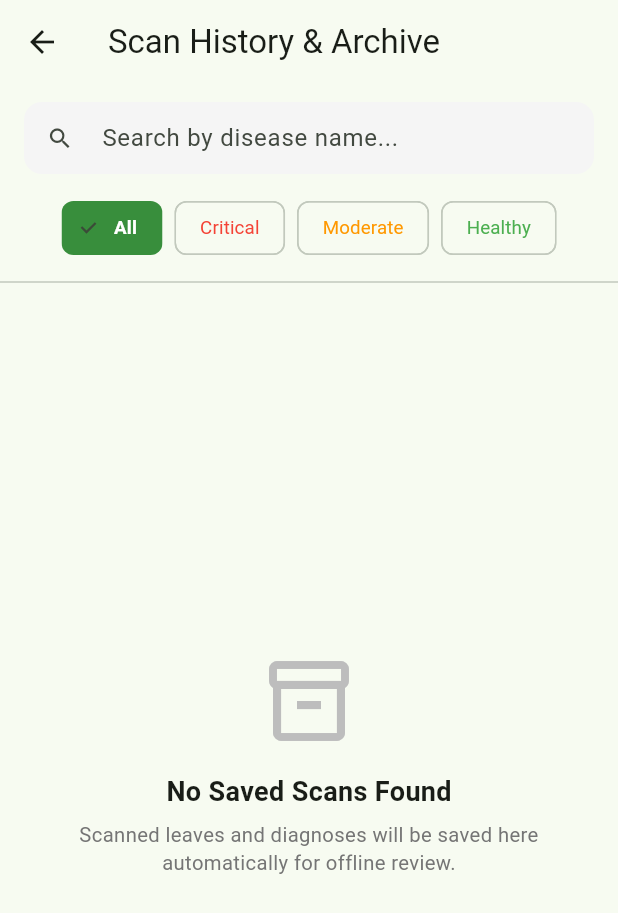
After one commit to ChoyonBonik/cropdoc-ai, a Flutter app: the screen it shows after launch, after a tap on the "history" icon, on a phone screen of 412 x 824 dp. The commit adds this screen. Shown: the top 913 px of the screen. Run offline on Flutter 3.47's test engine with Material 3 defaults, Android fonts, the phone set to English and light mode, and no system bars; our stand-ins replace flutter_markdown, google_generative_ai, image_picker.

Commit message:
feat(history): implement Phase 2 persistent offline scan history, search, and archive

```diff
--- /dev/null
+++ b/lib/models/scan_record.dart
@@ -0,0 +1,36 @@
+/// Represents a saved leaf scan and its clinical diagnosis report.
+class ScanRecord {
+  final String id;
+  final String imagePath;
+  final String diseaseTitle;
+  final String severity; // 'healthy', 'moderate', 'severe'
+  final String diagnosisText;
+  final DateTime timestamp;
+
+  const ScanRecord({
+    required this.id,
+    required this.imagePath,
+    required this.diseaseTitle,
+    required this.severity,
+    required this.diagnosisText,
+    required this.timestamp,
+  });
+
+  Map<String, dynamic> toJson() => {
+        'id': id,
+        'imagePath': imagePath,
+        'diseaseTitle': diseaseTitle,
+        'severity': severity,
+        'diagnosisText': diagnosisText,
+        'timestamp': timestamp.toIso8601String(),
+      };
+
+  factory ScanRecord.fromJson(Map<String, dynamic> json) => ScanRecord(
+        id: json['id'] as String,
+        imagePath: json['imagePath'] as String,
+        diseaseTitle: json['diseaseTitle'] as String,
+        severity: json['severity'] as String? ?? 'moderate',
+        diagnosisText: json['diagnosisText'] as String,
+        timestamp: DateTime.parse(json['timestamp'] as String),
+      );
+}
--- a/lib/screens/dashboard_screen.dart
+++ b/lib/screens/dashboard_screen.dart
@@ -2,7 +2,9 @@ import 'dart:io';
 import 'package:flutter/material.dart';
 import 'package:image_picker/image_picker.dart';
 import '../services/gemini_service.dart';
+import '../services/history_service.dart';
 import '../widgets/diagnosis_report_view.dart';
+import 'history_screen.dart';
 
 class DashboardScreen extends StatefulWidget {
   const DashboardScreen({super.key});
@@ -13,6 +15,7 @@ class DashboardScreen extends StatefulWidget {
 
 class _DashboardScreenState extends State<DashboardScreen> {
   final GeminiDiseaseService _diseaseService = GeminiDiseaseService();
+  final HistoryService _historyService = HistoryService();
   final ImagePicker _picker = ImagePicker();
 
   File? _selectedImage;
@@ -54,6 +57,21 @@ class _DashboardScreenState extends State<DashboardScreen> {
         _diagnosisResult = result;
       });
       debugPrint('[LeafDoctor] Analysis complete.');
+
+      // Save to offline history if result is a valid diagnosis
+      if (!result.startsWith('Error:') &&
+          !result.startsWith('Rate Limit Exceeded') &&
+          !result.startsWith('Network Error') &&
+          !result.startsWith('Gemini AI Error:')) {
+        final title = DiagnosisReportView.extractDiseaseTitle(result);
+        final severity = DiagnosisReportView.determineSeverity(result).name;
+        _historyService.saveScan(
+          imageFile: file,
+          diagnosisText: result,
+          diseaseTitle: title,
+          severity: severity,
+        );
+      }
     } catch (e, stackTrace) {
       debugPrint('[LeafDoctor] Error during pick/analysis: $e\n$stackTrace');
       if (!mounted) return;
@@ -158,6 +176,16 @@ class _DashboardScreenState extends State<DashboardScreen> {
           ],
         ),
         actions: [
+          IconButton(
+            tooltip: 'Scan History & Archive',
+            icon: const Icon(Icons.history_rounded),
+            onPressed: () {
+              Navigator.push(
+                context,
+                MaterialPageRoute(builder: (_) => const HistoryScreen()),
+              );
+            },
+          ),
           if (_selectedImage != null || _diagnosisResult != null)
             IconButton(
               tooltip: 'Reset Scan',
--- /dev/null
+++ b/lib/screens/history_screen.dart
@@ -0,0 +1,410 @@
+import 'dart:io';
+import 'package:flutter/material.dart';
+import '../models/scan_record.dart';
+import '../services/history_service.dart';
+import '../widgets/diagnosis_report_view.dart';
+
+class HistoryScreen extends StatefulWidget {
+  const HistoryScreen({super.key});
+
+  @override
+  State<HistoryScreen> createState() => _HistoryScreenState();
+}
+
+class _HistoryScreenState extends State<HistoryScreen> {
+  final HistoryService _historyService = HistoryService();
+  List<ScanRecord> _records = [];
+  bool _isLoading = true;
+  String _searchQuery = '';
+  String _selectedSeverityFilter = 'all'; // 'all', 'critical', 'moderate', 'healthy'
+
+  @override
+  void initState() {
+    super.initState();
+    _loadHistory();
+  }
+
+  Future<void> _loadHistory() async {
+    setState(() => _isLoading = true);
+    final list = await _historyService.loadRecords();
+    if (!mounted) return;
+    setState(() {
+      _records = list;
+      _isLoading = false;
+    });
+  }
+
+  Future<void> _deleteRecord(ScanRecord record) async {
+    final confirm = await showDialog<bool>(
+      context: context,
+      builder: (ctx) => AlertDialog(
+        title: const Text('Delete Scan?'),
+        content: Text('Remove diagnosis for "${record.diseaseTitle}" from history?'),
+        actions: [
+          TextButton(
+            onPressed: () => Navigator.pop(ctx, false),
+            child: const Text('Cancel'),
+          ),
+          TextButton(
+            style: TextButton.styleFrom(foregroundColor: Colors.red),
+            onPressed: () => Navigator.pop(ctx, true),
+            child: const Text('Delete'),
+          ),
+        ],
+      ),
+    );
+
+    if (confirm == true) {
+      await _historyService.deleteRecord(record.id);
+      _loadHistory();
+      if (!mounted) return;
+      ScaffoldMessenger.of(context).showSnackBar(
+        const SnackBar(content: Text('Scan removed from history')),
+      );
+    }
+  }
+
+  Future<void> _confirmClearAll() async {
+    final confirm = await showDialog<bool>(
+      context: context,
+      builder: (ctx) => AlertDialog(
+        title: const Text('Clear All History?'),
+        content: const Text('This will delete all saved leaf scans and diagnoses from your device.'),
+        actions: [
+          TextButton(
+            onPressed: () => Navigator.pop(ctx, false),
+            child: const Text('Cancel'),
+          ),
+          TextButton(
+            style: TextButton.styleFrom(foregroundColor: Colors.red),
+            onPressed: () => Navigator.pop(ctx, true),
+            child: const Text('Clear All'),
+          ),
+        ],
+      ),
+    );
+
+    if (confirm == true) {
+      await _historyService.clearAll();
+      _loadHistory();
+      if (!mounted) return;
+      ScaffoldMessenger.of(context).showSnackBar(
+        const SnackBar(content: Text('All scan history cleared')),
+      );
+    }
+  }
+
+  List<ScanRecord> get _filteredRecords {
+    return _records.where((record) {
+      final matchesSearch = record.diseaseTitle.toLowerCase().contains(_searchQuery.toLowerCase()) ||
+          record.diagnosisText.toLowerCase().contains(_searchQuery.toLowerCase());
+
+      final matchesFilter = _selectedSeverityFilter == 'all' ||
+          record.severity.toLowerCase() == _selectedSeverityFilter.toLowerCase();
+
+      return matchesSearch && matchesFilter;
+    }).toList();
+  }
+
+  String _formatTimestamp(DateTime dt) {
+    final now = DateTime.now();
+    final difference = now.difference(dt);
+
+    if (difference.inDays == 0) {
+      final hour = dt.hour.toString().padLeft(2, '0');
+      final minute = dt.minute.toString().padLeft(2, '0');
+      return 'Today at $hour:$minute';
+    } else if (difference.inDays == 1) {
+      return 'Yesterday';
+    } else {
+      return '${dt.year}-${dt.month.toString().padLeft(2, '0')}-${dt.day.toString().padLeft(2, '0')}';
+    }
+  }
+
+  Color _getSeverityColor(String severity) {
+    switch (severity.toLowerCase()) {
+      case 'healthy':
+        return Colors.green;
+      case 'severe':
+      case 'critical':
+        return Colors.red;
+      case 'moderate':
+      default:
+        return Colors.orange;
+    }
+  }
+
+  @override
+  Widget build(BuildContext context) {
+    final filtered = _filteredRecords;
+
+    return Scaffold(
+      appBar: AppBar(
+        title: const Text('Scan History & Archive'),
+        actions: [
+          if (_records.isNotEmpty)
+            IconButton(
+              tooltip: 'Clear All History',
+              icon: const Icon(Icons.delete_sweep_outlined),
+              onPressed: _confirmClearAll,
+            ),
+        ],
+      ),
+      body: Column(
+        children: [
+          // Search & Filter Header
+          Padding(
+            padding: const EdgeInsets.fromLTRB(16, 12, 16, 8),
+            child: TextField(
+              decoration: InputDecoration(
+                hintText: 'Search by disease name...',
+                prefixIcon: const Icon(Icons.search),
+                isDense: true,
+                filled: true,
+                fillColor: Colors.grey.shade100,
+                contentPadding:
+                    const EdgeInsets.symmetric(horizontal: 16, vertical: 12),
+                border: OutlineInputBorder(
+                  borderRadius: BorderRadius.circular(12),
+                  borderSide: BorderSide.none,
+                ),
+              ),
+              onChanged: (val) {
+                setState(() => _searchQuery = val);
+              },
+            ),
+          ),
+
+          // Severity Filter Chips
+          SingleChildScrollView(
+            scrollDirection: Axis.horizontal,
+            padding: const EdgeInsets.symmetric(horizontal: 16, vertical: 4),
+            child: Row(
+              children: [
+                _buildFilterChip('All', 'all'),
+                const SizedBox(width: 8),
+                _buildFilterChip('Critical', 'severe', color: Colors.red),
+                const SizedBox(width: 8),
+                _buildFilterChip('Moderate', 'moderate', color: Colors.orange),
+                const SizedBox(width: 8),
+                _buildFilterChip('Healthy', 'healthy', color: Colors.green),
+              ],
+            ),
+          ),
+
+          const Divider(height: 16),
+
+          // Records Feed
+          Expanded(
+            child: _buildFeedContent(filtered),
+          ),
+        ],
+      ),
+    );
+  }
+
+  Widget _buildFeedContent(List<ScanRecord> filtered) {
+    if (_isLoading) {
+      return const Center(
+        child: CircularProgressIndicator(color: Colors.green),
+      );
+    }
+
+    if (filtered.isEmpty) {
+      return _buildEmptyState();
+    }
+
+    return ListView.builder(
+      padding: const EdgeInsets.symmetric(horizontal: 16, vertical: 8),
+      itemCount: filtered.length,
+      itemBuilder: (context, index) {
+        final record = filtered[index];
+        final color = _getSeverityColor(record.severity);
+
+        return Card(
+          elevation: 1.5,
+          margin: const EdgeInsets.only(bottom: 12),
+          shape: RoundedRectangleBorder(
+            borderRadius: BorderRadius.circular(14),
+          ),
+          clipBehavior: Clip.antiAlias,
+          child: InkWell(
+            onTap: () => _openDetail(record),
+            child: Padding(
+              padding: const EdgeInsets.all(12.0),
+              child: Row(
+                children: [
+                  // Image Thumbnail
+                  ClipRRect(
+                    borderRadius: BorderRadius.circular(10),
+                    child: Container(
+                      width: 72,
+                      height: 72,
+                      color: Colors.grey.shade200,
+                      child: File(record.imagePath).existsSync()
+                          ? Image.file(
+                              File(record.imagePath),
+                              fit: BoxFit.cover,
+                            )
+                          : Icon(
+                              Icons.image_not_supported_outlined,
+                              color: Colors.grey.shade500,
+                            ),
+                    ),
+                  ),
+                  const SizedBox(width: 14),
+
+                  // Details
+                  Expanded(
+                    child: Column(
+                      crossAxisAlignment: CrossAxisAlignment.start,
+                      children: [
+                        Text(
+                          record.diseaseTitle,
+                          maxLines: 1,
+                          overflow: TextOverflow.ellipsis,
+                          style: const TextStyle(
+                            fontSize: 15.5,
+                            fontWeight: FontWeight.bold,
+                          ),
+                        ),
+                        const SizedBox(height: 4),
+                        Row(
+                          children: [
+                            Container(
+                              padding: const EdgeInsets.symmetric(
+                                horizontal: 6,
+                                vertical: 2,
+                              ),
+                              decoration: BoxDecoration(
+                                color: color.withValues(alpha: 0.15),
+                                borderRadius: BorderRadius.circular(4),
+                              ),
+                              child: Text(
+                                record.severity.toUpperCase(),
+                                style: TextStyle(
+                                  fontSize: 10,
+                                  fontWeight: FontWeight.bold,
+                                  color: color,
+                                ),
+                              ),
+                            ),
+                            const SizedBox(width: 8),
+                            Text(
+                              _formatTimestamp(record.timestamp),
+                              style: TextStyle(
+                                fontSize: 12,
+                                color: Colors.grey.shade600,
+                              ),
+                            ),
+                          ],
+                        ),
+                      ],
+                    ),
+                  ),
+
+                  // Delete Button
+                  IconButton(
+                    tooltip: 'Delete scan',
+                    icon: const Icon(Icons.delete_outline, size: 20),
+                    color: Colors.grey.shade600,
+                    onPressed: () => _deleteRecord(record),
+                  ),
+                ],
+              ),
+            ),
+          ),
+        );
+      },
+    );
+  }
+
+  Widget _buildFilterChip(String label, String value, {Color? color}) {
+    final isSelected = _selectedSeverityFilter == value;
+    return ChoiceChip(
+      label: Text(label),
+      selected: isSelected,
+      labelStyle: TextStyle(
+        fontSize: 12.5,
+        fontWeight: isSelected ? FontWeight.bold : FontWeight.normal,
+        color: isSelected
+            ? Colors.white
+            : (color ?? Colors.black87),
+      ),
+      selectedColor: color ?? Colors.green.shade700,
+      onSelected: (selected) {
+        if (selected) {
+          setState(() => _selectedSeverityFilter = value);
+        }
+      },
+    );
+  }
+
+  Widget _buildEmptyState() {
+    return Center(
+      child: Padding(
+        padding: const EdgeInsets.all(32.0),
+        child: Column(
+          mainAxisAlignment: MainAxisAlignment.center,
+          children: [
+            Icon(Icons.inventory_2_outlined, size: 64, color: Colors.grey.shade400),
+            const SizedBox(height: 16),
+            const Text(
+              'No Saved Scans Found',
+              style: TextStyle(fontSize: 18, fontWeight: FontWeight.bold),
+            ),
+            const SizedBox(height: 6),
+            Text(
+              _searchQuery.isNotEmpty
+                  ? 'No results match "$_searchQuery". Try a different keyword.'
+                  : 'Scanned leaves and diagnoses will be saved here automatically for offline review.',
+              textAlign: TextAlign.center,
+              style: TextStyle(fontSize: 13.5, color: Colors.grey.shade600),
+            ),
+          ],
+        ),
+      ),
+    );
+  }
+
+  void _openDetail(ScanRecord record) {
+    Navigator.push(
+      context,
+      MaterialPageRoute(
+        builder: (_) => Scaffold(
+          appBar: AppBar(
+            title: Text(record.diseaseTitle),
+          ),
+          body: SafeArea(
+            child: SingleChildScrollView(
+              padding: const EdgeInsets.all(16.0),
+              child: Column(
+                crossAxisAlignment: CrossAxisAlignment.stretch,
+                children: [
+                  // Full Image Preview
+                  if (File(record.imagePath).existsSync())
+                    Card(
+                      clipBehavior: Clip.antiAlias,
+                      shape: RoundedRectangleBorder(borderRadius: BorderRadius.circular(16)),
+                      child: Image.file(
+                        File(record.imagePath),
+                        height: 240,
+                        width: double.infinity,
+                        fit: BoxFit.cover,
+                      ),
+                    ),
+                  const SizedBox(height: 16),
+
+                  // Offline Clinical Report & Checklist
+                  DiagnosisReportView(
+                    diagnosisText: record.diagnosisText,
+                  ),
+                ],
+              ),
+            ),
+          ),
+        ),
+      ),
+    );
+  }
+}
--- /dev/null
+++ b/lib/services/history_service.dart
@@ -0,0 +1,128 @@
+import 'dart:convert';
+import 'dart:io';
+import 'package:flutter/foundation.dart';
+import 'package:path_provider/path_provider.dart';
+import '../models/scan_record.dart';
+
+/// Service managing persistent local history of plant pathology scans.
+class HistoryService {
+  static const String _historyFileName = 'scan_history.json';
+
+  Future<File> _getHistoryFile() async {
+    final directory = await getApplicationDocumentsDirectory();
+    return File('${directory.path}/$_historyFileName');
+  }
+
+  Future<Directory> _getScansStorageDirectory() async {
+    final docsDir = await getApplicationDocumentsDirectory();
+    final scansDir = Directory('${docsDir.path}/saved_scans');
+    if (!await scansDir.exists()) {
+      await scansDir.create(recursive: true);
+    }
+    return scansDir;
+  }
+
+  /// Loads all saved scan records, sorted newest first.
+  Future<List<ScanRecord>> loadRecords() async {
+    try {
+      final file = await _getHistoryFile();
+      if (!await file.exists()) {
+        return [];
+      }
+
+      final content = await file.readAsString();
+      if (content.trim().isEmpty) {
+        return [];
+      }
+
+      final List<dynamic> jsonList = jsonDecode(content) as List<dynamic>;
+      final records = jsonList
+          .map((item) => ScanRecord.fromJson(item as Map<String, dynamic>))
+          .toList();
+
+      // Sort newest first
+      records.sort((a, b) => b.timestamp.compareTo(a.timestamp));
+      return records;
+    } catch (e, stackTrace) {
+      debugPrint('[HistoryService] Failed to load history: $e\n$stackTrace');
+      return [];
+    }
+  }
+
+  /// Saves a new scan into persistent storage with a local copy of the image.
+  Future<ScanRecord> saveScan({
+    required File imageFile,
+    required String diagnosisText,
+    required String diseaseTitle,
+    required String severity,
+  }) async {
+    final timestamp = DateTime.now();
+    final recordId = timestamp.millisecondsSinceEpoch.toString();
+
+    // Copy image from temp/cache to persistent app storage
+    final storageDir = await _getScansStorageDirectory();
+    final ext = imageFile.path.split('.').last;
+    final persistentImagePath = '${storageDir.path}/scan_$recordId.$ext';
+    final savedImage = await imageFile.copy(persistentImagePath);
+
+    final record = ScanRecord(
+      id: recordId,
+      imagePath: savedImage.path,
+      diseaseTitle: diseaseTitle,
+      severity: severity,
+      diagnosisText: diagnosisText,
+      timestamp: timestamp,
+    );
+
+    // Save record to index
+    final records = await loadRecords();
+    records.insert(0, record);
+
+    final file = await _getHistoryFile();
+    final jsonString = jsonEncode(records.map((r) => r.toJson()).toList());
+    await file.writeAsString(jsonString);
+
+    debugPrint('[HistoryService] Successfully saved scan record $recordId');
+    return record;
+  }
+
+  /// Deletes a single scan and its associated local image.
+  Future<void> deleteRecord(String id) async {
+    try {
+      final records = await loadRecords();
+      final index = records.indexWhere((r) => r.id == id);
+      if (index != -1) {
+        final removed = records.removeAt(index);
+        final imageFile = File(removed.imagePath);
+        if (await imageFile.exists()) {
+          await imageFile.delete();
+        }
+
+        final file = await _getHistoryFile();
+        final jsonString = jsonEncode(records.map((r) => r.toJson()).toList());
+        await file.writeAsString(jsonString);
+        debugPrint('[HistoryService] Deleted scan record $id');
+      }
+    } catch (e) {
+      debugPrint('[HistoryService] Failed to delete scan $id: $e');
+    }
+  }
+
+  /// Clears all saved scan history and images.
+  Future<void> clearAll() async {
+    try {
+      final file = await _getHistoryFile();
+      if (await file.exists()) {
+        await file.delete();
+      }
+
+      final storageDir = await _getScansStorageDirectory();
+      if (await storageDir.exists()) {
+        await storageDir.delete(recursive: true);
+      }
+      debugPrint('[HistoryService] Cleared all history');
+    } catch (e) {
+      debugPrint('[HistoryService] Failed to clear all history: $e');
+    }
+  }
+}
--- a/pubspec.yaml
+++ b/pubspec.yaml
@@ -37,10 +37,13 @@ dependencies:
   google_generative_ai: ^0.4.7
   image_picker: ^1.2.4
   flutter_markdown: ^0.7.7+1
+  path_provider: ^2.1.6
 
 dev_dependencies:
   flutter_test:
     sdk: flutter
+  path_provider_platform_interface: ^2.1.3
+  plugin_platform_interface: ^2.1.8
 
   # The "flutter_lints" package below contains a set of recommended lints to
   # encourage good coding practices. The lint set provided by the package is
```
Also changed, not shown: lib/widgets/diagnosis_report_view.dart (+47 -45 lines), pubspec.lock, 4 other files.
